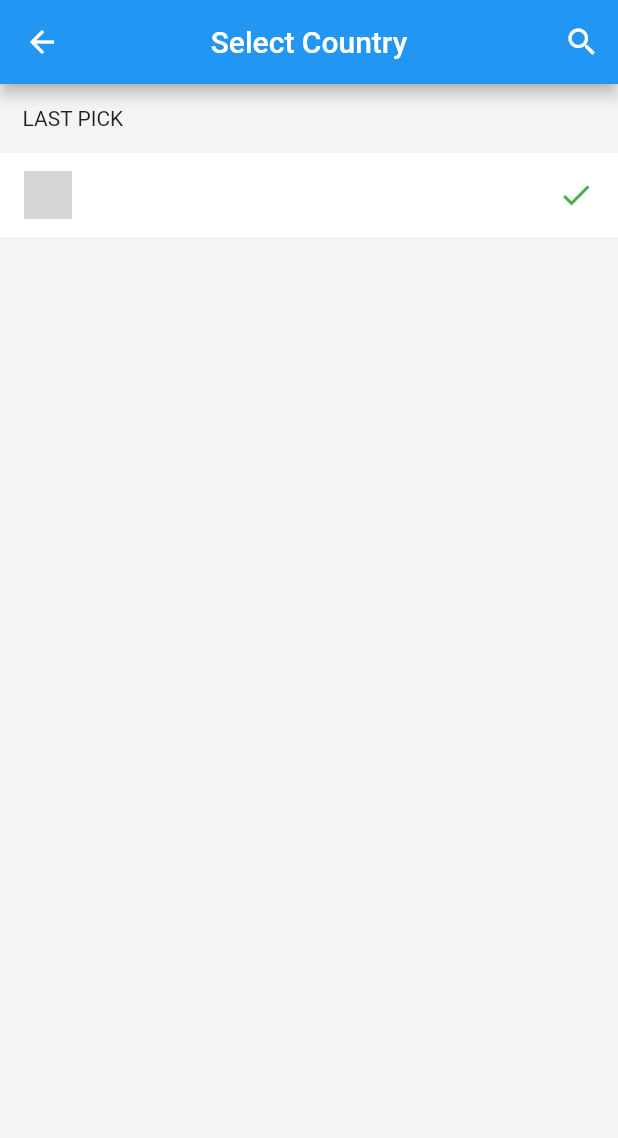
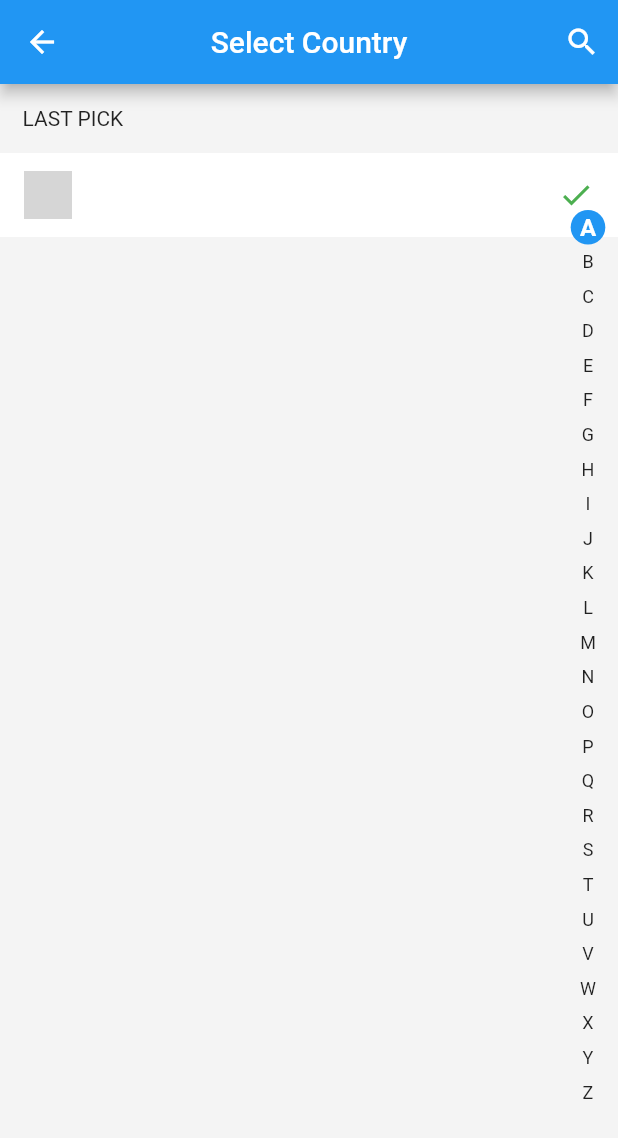
Before and after one commit to hifiaz/country-list-pick, a Flutter app: the SelectionList screen opened directly with empty values, on a phone screen of 412 x 824 dp. Shown: the top 1138 px of the screen. Run offline on Flutter 3.47's test engine with Material 2 defaults, Android fonts, the phone set to English and light mode, and no system bars; grey boxes are pictures that could not be loaded.

Commit message:
aphabet list

```diff
--- a/lib/selection_list.dart
+++ b/lib/selection_list.dart
@@ -18,12 +18,30 @@ class SelectionList extends StatefulWidget {
 class _SelectionListState extends State<SelectionList> {
   List<CountryCode> countries;
   final TextEditingController _controller = TextEditingController();
+  ScrollController _controllerScroll;
+  var diff = 0.0;
+
+  var posSelected = 0;
+  var height = 0.0;
+  var _sizeheightcontainer;
+  var _heightscroller;
+  var _text;
+  var _oldtext;
+  var _itemsizeheight = 50.0;
+  double _offsetContainer = 0.0;
+
+  bool isShow = true;
 
   Icon icon = Icon(Icons.search);
 
   @override
   void initState() {
     countries = widget.elements;
+    countries.sort((a, b) {
+      return a.name.toString().compareTo(b.name.toString());
+    });
+    _controllerScroll = ScrollController();
+    _controller.addListener(_scrollListener);
     super.initState();
   }
 
@@ -31,8 +49,38 @@ class _SelectionListState extends State<SelectionList> {
     Navigator.pop(context, initialSelection);
   }
 
+  List _alphabet = [
+    'A',
+    'B',
+    'C',
+    'D',
+    'E',
+    'F',
+    'G',
+    'H',
+    'I',
+    'J',
+    'K',
+    'L',
+    'M',
+    'N',
+    'O',
+    'P',
+    'Q',
+    'R',
+    'S',
+    'T',
+    'U',
+    'V',
+    'W',
+    'X',
+    'Y',
+    'Z'
+  ];
+
   @override
   Widget build(BuildContext context) {
+    height = MediaQuery.of(context).size.height;
     return Scaffold(
       appBar: AppBar(
         title: appBarTitle,
@@ -42,7 +90,9 @@ class _SelectionListState extends State<SelectionList> {
             icon: icon,
             onPressed: () {
               setState(() {
+                isShow = true;
                 if (this.icon.icon == Icons.search) {
+                  isShow = false;
                   this.icon = Icon(
                     Icons.close,
                     color: Theme.of(context).secondaryHeaderColor,
@@ -59,7 +109,6 @@ class _SelectionListState extends State<SelectionList> {
                         )),
                     onChanged: _filterElements,
                   );
-                  // _handleSearchStart();
                 } else {
                   _handleSearchEnd();
                 }
@@ -70,7 +119,14 @@ class _SelectionListState extends State<SelectionList> {
       ),
       body: Container(
         color: Color(0xfff4f4f4),
-        child: ListView(
+        child: LayoutBuilder(builder: (context, contrainsts) {
+          diff = height - contrainsts.biggest.height;
+          _heightscroller = (contrainsts.biggest.height) / _alphabet.length;
+          _sizeheightcontainer = (contrainsts.biggest.height);
+          return Stack(
+            children: <Widget>[
+              ListView(
+                controller: _controllerScroll,
                 children: [
                   Padding(
                     padding: const EdgeInsets.all(15.0),
@@ -93,13 +149,37 @@ class _SelectionListState extends State<SelectionList> {
                     countries.map(
                       (e) => getListCountry(e),
                     ),
-              )),
+                  ),
+              ),
+              if (isShow == true)
+                Align(
+                  alignment: Alignment.centerRight,
+                  child: GestureDetector(
+                    onVerticalDragUpdate: _onVerticalDragUpdate,
+                    onVerticalDragStart: _onVerticalDragStart,
+                    child: Container(
+                      height: 20.0 * 30,
+                      color: Colors.transparent,
+                      child: Column(
+                        mainAxisAlignment: MainAxisAlignment.center,
+                        children: []..addAll(
+                            List.generate(_alphabet.length,
+                                (index) => _getAlphabetItem(index)),
+                          ),
+                      ),
+                    ),
+                  ),
+                ),
+            ],
+          );
+        }),
       ),
     );
   }
 
   Widget getListCountry(CountryCode e) {
     return Container(
+      height: 50,
       color: Colors.white,
       child: ListTile(
         leading: Image.asset(
@@ -116,6 +196,49 @@ class _SelectionListState extends State<SelectionList> {
   }
 
   Widget appBarTitle = Text("Select Country");
+
+  _getAlphabetItem(int index) {
+    return Expanded(
+      child: InkWell(
+        onTap: () {
+          setState(() {
+            posSelected = index;
+            _text = _alphabet[posSelected];
+            if (_text != _oldtext) {
+              for (var i = 0; i < countries.length; i++) {
+                if (_text.toString().compareTo(
+                        countries[i].name.toString().toUpperCase()[0]) ==
+                    0) {
+                  _controllerScroll.jumpTo((i * _itemsizeheight) + 10);
+                  break;
+                }
+              }
+              _oldtext = _text;
+            }
+          });
+        },
+        child: Container(
+          width: 40,
+          height: 20,
+          alignment: Alignment.center,
+          decoration: BoxDecoration(
+            color: index == posSelected ? Colors.blue : Colors.transparent,
+            shape: BoxShape.circle,
+          ),
+          child: Text(
+            _alphabet[index],
+            textAlign: TextAlign.center,
+            style: (index == posSelected)
+                ? TextStyle(
+                    fontSize: 16,
+                    fontWeight: FontWeight.bold,
+                    color: Colors.white)
+                : TextStyle(fontSize: 12, fontWeight: FontWeight.w400),
+          ),
+        ),
+      ),
+    );
+  }
 
   void _handleSearchEnd() {
     setState(() {
@@ -139,4 +262,41 @@ class _SelectionListState extends State<SelectionList> {
           .toList();
     });
   }
+
+  void _onVerticalDragUpdate(DragUpdateDetails details) {
+    setState(() {
+      if ((_offsetContainer + details.delta.dy) >= 0 &&
+          (_offsetContainer + details.delta.dy) <=
+              (_sizeheightcontainer - _heightscroller)) {
+        _offsetContainer += details.delta.dy;
+        posSelected =
+            ((_offsetContainer / _heightscroller) % _alphabet.length).round();
+        _text = _alphabet[posSelected];
+        if (_text != _oldtext) {
+          for (var i = 0; i < countries.length; i++) {
+            if (_text
+                    .toString()
+                    .compareTo(countries[i].name.toString().toUpperCase()[0]) ==
+                0) {
+              _controllerScroll.jumpTo((i * _itemsizeheight) + 15);
+              break;
             }
+          }
+          _oldtext = _text;
+        }
+      }
+    });
+  }
+
+  void _onVerticalDragStart(DragStartDetails details) {
+    _offsetContainer = details.globalPosition.dy - diff;
+  }
+
+  _scrollListener() {
+    if ((_controllerScroll.offset) >=
+        (_controllerScroll.position.maxScrollExtent)) {}
+    if (_controllerScroll.offset <=
+            _controllerScroll.position.minScrollExtent &&
+        !_controllerScroll.position.outOfRange) {}
+  }
+}
--- a/pubspec.yaml
+++ b/pubspec.yaml
@@ -1,6 +1,6 @@
 name: country_list_pick
 description: Flutter plugin project to pick country code, will show code country, dial code, flag country, and name country.
-version: 1.0.0+1
+version: 1.0.0+2
 homepage: https://github.com/hifiaz/country-list-pick
 
 environment:
```
Also changed, not shown: example/pubspec.lock, 5 other files. Lines whose indentation alone changed are shown as unchanged.
